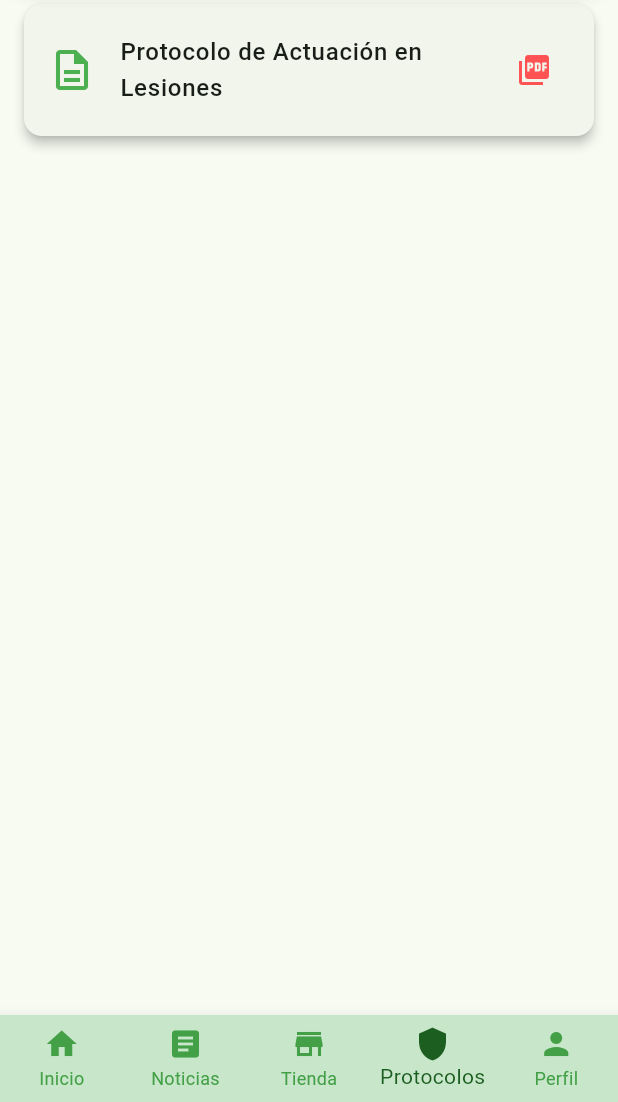
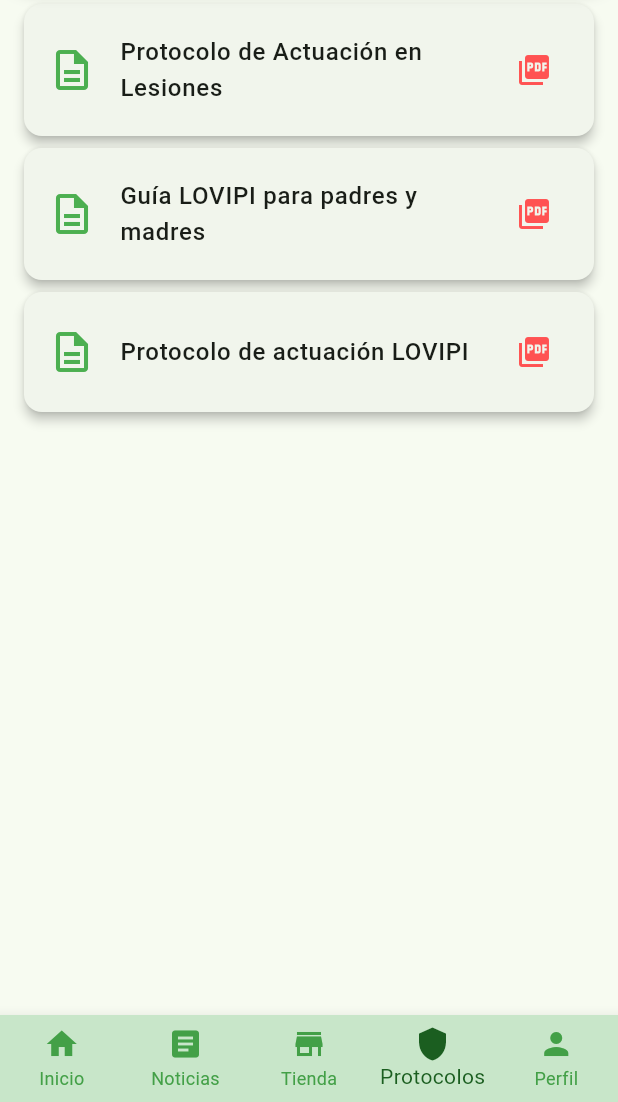
Before and after one commit to MarioMM5/Proyecto-CDE-AMISTAD, a Flutter app: the screen it shows after launch, item 4 of the bottom bar chosen, on a phone screen of 412 x 824 dp, the part 134-1236 px from its top. Run offline on Flutter 3.47's test engine with Material 3 defaults, Android fonts, the phone set to English and light mode, and no system bars; our stand-ins replace permission_handler, shared_preferences, supabase_flutter, table_calendar; missing offline and left inert: add_2_calendar; accounts and stored records are empty; network calls fail.

Commit message:
Añadidos dos protocolos mas, aun hay que pedirle mas a marta

```diff
--- a/cde_amistad/lib/pages/protocolosPage.dart
+++ b/cde_amistad/lib/pages/protocolosPage.dart
@@ -16,6 +16,14 @@ class _ProtocolosPageState extends State<ProtocolosPage> {
     {
       'titulo': 'Protocolo de Actuación en Lesiones',
       'url': 'https://rffm-cms.s3.eu-west-1.amazonaws.com/MADRID_PROTOCOLO_DE_ACTUACION_2024_2025_72bf3065bc.pdf',
+    },
+    {
+      'titulo': 'Guía LOVIPI para padres y madres',
+      'url': 'https://rffm-cms.s3.eu-west-1.amazonaws.com/GUIA_LOPIVI_PROGENITORES_0578a966b3.pdf',
+    },
+    {
+      'titulo': 'Protocolo de actuación LOVIPI',
+      'url': 'https://rffm-cms.s3.eu-west-1.amazonaws.com/Protocolo_de_actuacion_de_la_RFFM_para_la_proteccion_integral_a_infancia_y_adolescencia_frente_a_la_violencia_LOPIVI_148c5a1eba.pdf',
     },
   ];
 
```
